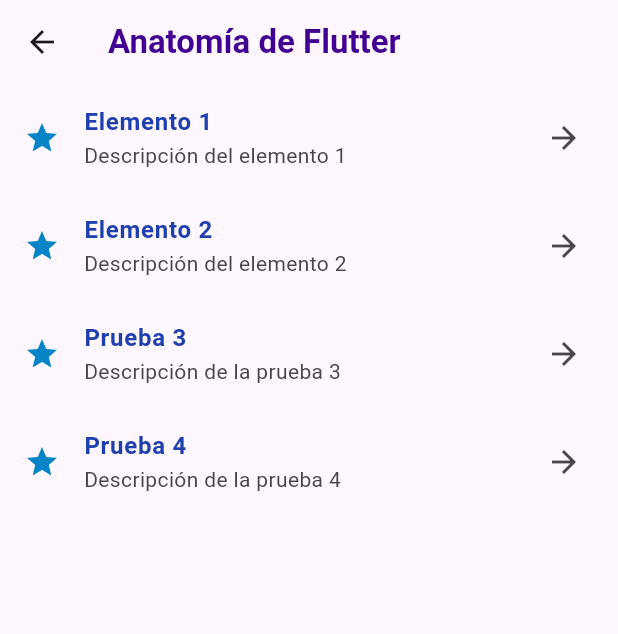
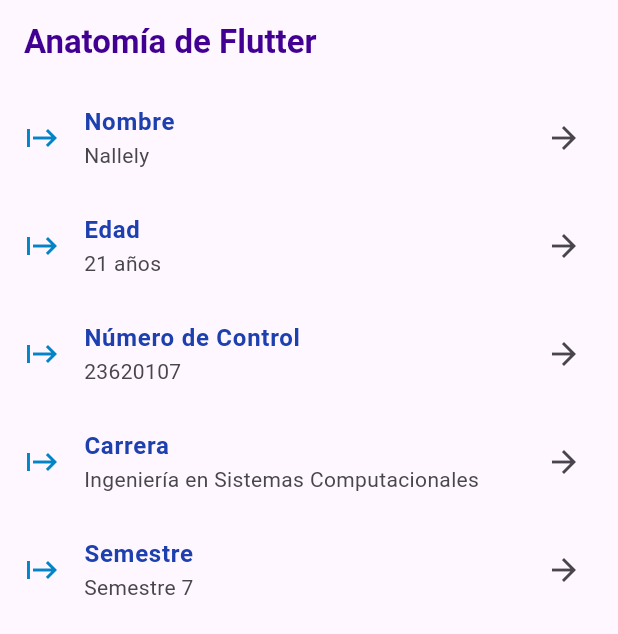
Before and after one commit to nallely-lopez/Dev_Aplication_Proyect1, a Flutter app: the Prueba screen opened directly, on a phone screen of 412 x 824 dp. Shown: the top 634 px of the screen. Run offline on Flutter 3.47's test engine with Material 3 defaults, Android fonts, the phone set to English and light mode, and no system bars.

Commit message:
SE implementaron los archivos data.json y student .dart pera implementar el json dentro del archivo prueba_1.dart

```diff
--- /dev/null
+++ b/lib/data.json
@@ -0,0 +1,7 @@
+{
+  "name": "Nallely",
+  "age": 21,
+  "numcontrol": 23620107,
+  "career": "Ingeniería en Sistemas Computacionales",
+  "semestre": 7
+}
--- a/lib/main.dart
+++ b/lib/main.dart
@@ -1,6 +1,6 @@
 import 'package:flutter/material.dart';
 
-import 'practica4_desbordamiento.dart';
+import 'prueba_1.dart';
 
 void main() {
   runApp(const MyApp());
@@ -11,9 +11,6 @@
 
   @override
   Widget build(BuildContext context) {
-    return const MaterialApp(
-      debugShowCheckedModeBanner: false,
-      home: Desbordamiento(),
-    );
+    return const MaterialApp(debugShowCheckedModeBanner: false, home: Prueba());
   }
 }
--- a/lib/prueba_1.dart
+++ b/lib/prueba_1.dart
@@ -1,51 +1,119 @@
+import 'dart:convert';
+
 import 'package:flutter/material.dart';
+import 'package:flutter/services.dart';
+
+import 'student.dart';
 
 class Prueba extends StatelessWidget {
   const Prueba({super.key});
 
+  Future<Student> _loadStudentData() async {
+    final String response = await rootBundle.loadString('lib/data.json');
+    final Map<String, dynamic> data = json.decode(response);
+    return Student.fromJson(data);
+  }
+
   @override
   Widget build(BuildContext context) {
+    const Color primaryPurple = Color.fromARGB(255, 66, 0, 146);
+    const Color titleBlue = Color.fromARGB(255, 30, 64, 175);
+    const Color iconBlue = Color.fromARGB(255, 2, 132, 199);
+
     return Scaffold(
       appBar: AppBar(
-        title: const Text('Anatomía de Flutter',
-          style: TextStyle(color: Color.fromARGB(255, 66, 0, 146), fontWeight: FontWeight.bold),
+        title: const Text(
+          'Anatomía de Flutter',
+          style: TextStyle(color: primaryPurple, fontWeight: FontWeight.bold),
         ),
       ),
-      body: ListView(
-        children: const [
+      body: FutureBuilder<Student>(
+        future: _loadStudentData(),
+        builder: (context, snapshot) {
+          if (snapshot.connectionState == ConnectionState.waiting) {
+            return const Center(child: CircularProgressIndicator());
+          }
+
+          if (snapshot.hasError) {
+            return Center(
+              child: Text(
+                'Error al cargar los datos: ${snapshot.error}',
+                style: const TextStyle(color: Colors.red),
+              ),
+            );
+          }
+
+          if (!snapshot.hasData) {
+            return const Center(child: Text('No hay datos disponibles'));
+          }
+
+          final student = snapshot.data!;
+
+          return ListView(
+            children: [
               ListTile(
-            leading: Icon(Icons.star, color: Color.fromARGB(255, 2, 132, 199)),
-            title: Text('Elemento 1',
-              style: TextStyle(color: Color.fromARGB(255, 30, 64, 175), fontWeight: FontWeight.bold),
+                leading: const Icon(Icons.start, color: iconBlue),
+                title: const Text(
+                  'Nombre',
+                  style: TextStyle(
+                    color: titleBlue,
+                    fontWeight: FontWeight.bold,
                   ),
-            subtitle: Text('Descripción del elemento 1'),
-            trailing: Icon(Icons.arrow_forward),
+                ),
+                subtitle: Text(student.name),
+                trailing: const Icon(Icons.arrow_forward),
               ),
               ListTile(
-            leading: Icon(Icons.star, color: Color.fromARGB(255, 2, 132, 199)),
-            title: Text('Elemento 2',
-              style: TextStyle(color: Color.fromARGB(255, 30, 64, 175), fontWeight: FontWeight.bold),
+                leading: const Icon(Icons.start, color: iconBlue),
+                title: const Text(
+                  'Edad',
+                  style: TextStyle(
+                    color: titleBlue,
+                    fontWeight: FontWeight.bold,
                   ),
-            subtitle: Text('Descripción del elemento 2'),
-            trailing: Icon(Icons.arrow_forward),
+                ),
+                subtitle: Text('${student.age} años'),
+                trailing: const Icon(Icons.arrow_forward),
               ),
               ListTile(
-            leading: Icon(Icons.star, color: Color.fromARGB(255, 2, 132, 199)),
-            title: Text('Prueba 3',
-              style: TextStyle(color: Color.fromARGB(255, 30, 64, 175), fontWeight: FontWeight.bold),
+                leading: const Icon(Icons.start, color: iconBlue),
+                title: const Text(
+                  'Número de Control',
+                  style: TextStyle(
+                    color: titleBlue,
+                    fontWeight: FontWeight.bold,
                   ),
-            subtitle: Text('Descripción de la prueba 3'),
-            trailing: Icon(Icons.arrow_forward),
+                ),
+                subtitle: Text('${student.numcontrol}'),
+                trailing: const Icon(Icons.arrow_forward),
               ),
               ListTile(
-            leading: Icon(Icons.star, color: Color.fromARGB(255, 2, 132, 199)),
-            title: Text('Prueba 4',
-              style: TextStyle(color: Color.fromARGB(255, 30, 64, 175), fontWeight: FontWeight.bold),
+                leading: const Icon(Icons.start, color: iconBlue),
+                title: const Text(
+                  'Carrera',
+                  style: TextStyle(
+                    color: titleBlue,
+                    fontWeight: FontWeight.bold,
                   ),
-            subtitle: Text('Descripción de la prueba 4'),
-            trailing: Icon(Icons.arrow_forward),
+                ),
+                subtitle: Text(student.career),
+                trailing: const Icon(Icons.arrow_forward),
+              ),
+              ListTile(
+                leading: const Icon(Icons.start, color: iconBlue),
+                title: const Text(
+                  'Semestre',
+                  style: TextStyle(
+                    color: titleBlue,
+                    fontWeight: FontWeight.bold,
+                  ),
+                ),
+                subtitle: Text('Semestre ${student.semestre}'),
+                trailing: const Icon(Icons.arrow_forward),
               ),
             ],
+          );
+        },
       ),
     );
   }
--- /dev/null
+++ b/lib/student.dart
@@ -0,0 +1,25 @@
+class Student {
+  final String name;
+  final int age;
+  final int numcontrol;
+  final String career;
+  final int semestre;
+
+  Student({
+    required this.name,
+    required this.age,
+    required this.numcontrol,
+    required this.career,
+    required this.semestre,
+  });
+
+  factory Student.fromJson(Map<String, dynamic> json) {
+    return Student(
+      name: json['name'] as String? ?? '',
+      age: json['age'] as int? ?? 0,
+      numcontrol: json['numcontrol'] as int? ?? 0,
+      career: json['career'] as String? ?? '',
+      semestre: json['semestre'] as int? ?? 0,
+    );
+  }
+}
--- a/pubspec.yaml
+++ b/pubspec.yaml
@@ -31,6 +31,7 @@
   flutter:
     sdk: flutter
 
+
   # The following adds the Cupertino Icons font to your application.
   # Use with the CupertinoIcons class for iOS style icons.
   cupertino_icons: ^1.0.8
@@ -58,7 +59,8 @@
   uses-material-design: true
 
   # To add assets to your application, add an assets section, like this:
-  # assets:
+  assets:
+      - lib/data.json
   #   - images/a_dot_burr.jpeg
   #   - images/a_dot_ham.jpeg
 
```
Lines whose indentation alone changed are shown as unchanged.
